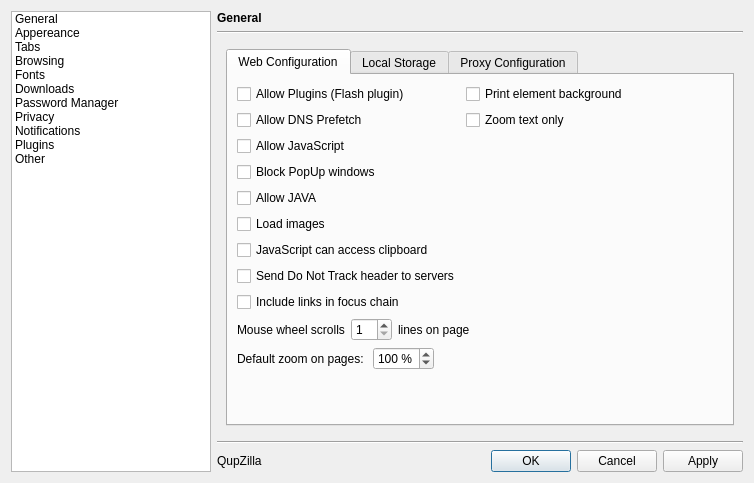
QupZilla/qupzilla, file src/preferences/preferences.ui: the form before one commit.
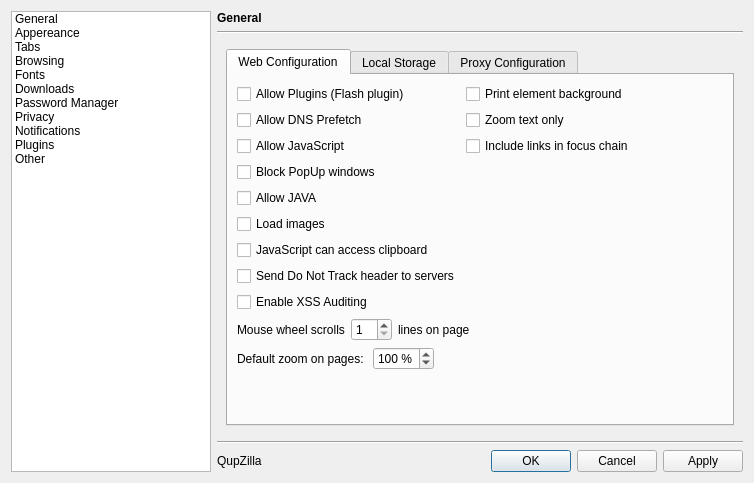
The form after the commit. The open tabs and pages were chosen to show the change. Icons and pictures are not drawn.

Commit message: Added XSS Auditing option From docs: Specifies whether load requests should be monitored for cross-site scripting attempts. Suspicious scripts will be blocked and reported in the inspector's JavaScript console. Enabling this feature might have an impact on performance and it is disabled by default.

What changed in the file:
```diff
--- a/src/preferences/preferences.ui
+++ b/src/preferences/preferences.ui
@@ -844,13 +844,6 @@
                </property>
               </widget>
              </item>
-             <item row="8" column="0">
-              <widget class="QCheckBox" name="linksInFocusChain">
-               <property name="text">
-                <string>Include links in focus chain</string>
-               </property>
-              </widget>
-             </item>
              <item row="0" column="2">
               <widget class="QCheckBox" name="printEBackground">
                <property name="text">
@@ -858,6 +851,20 @@
                </property>
               </widget>
              </item>
+             <item row="2" column="2">
+              <widget class="QCheckBox" name="linksInFocusChain">
+               <property name="text">
+                <string>Include links in focus chain</string>
+               </property>
+              </widget>
+             </item>
+             <item row="8" column="0" colspan="2">
+              <widget class="QCheckBox" name="xssAuditing">
+               <property name="text">
+                <string>Enable XSS Auditing</string>
+               </property>
+              </widget>
+             </item>
             </layout>
            </item>
            <item row="1" column="0">
```
The commit also changes 10 other files.
